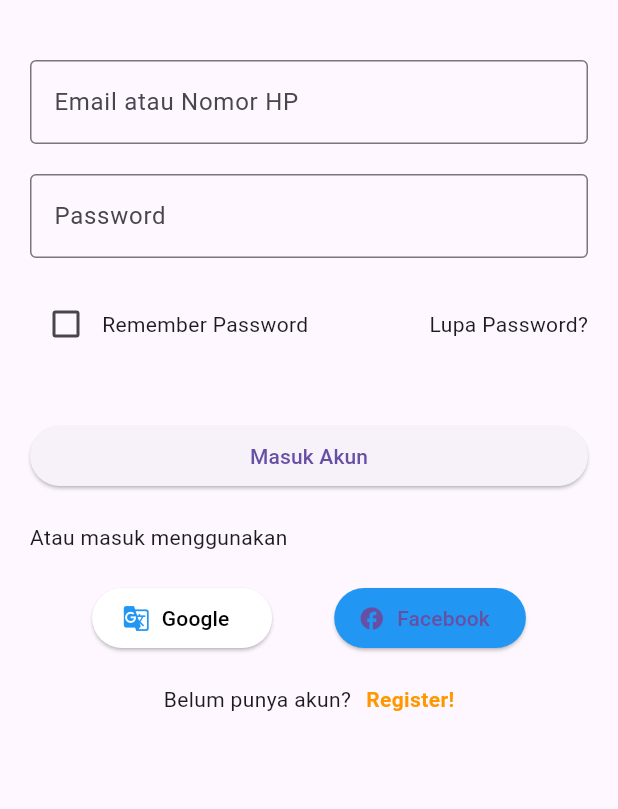
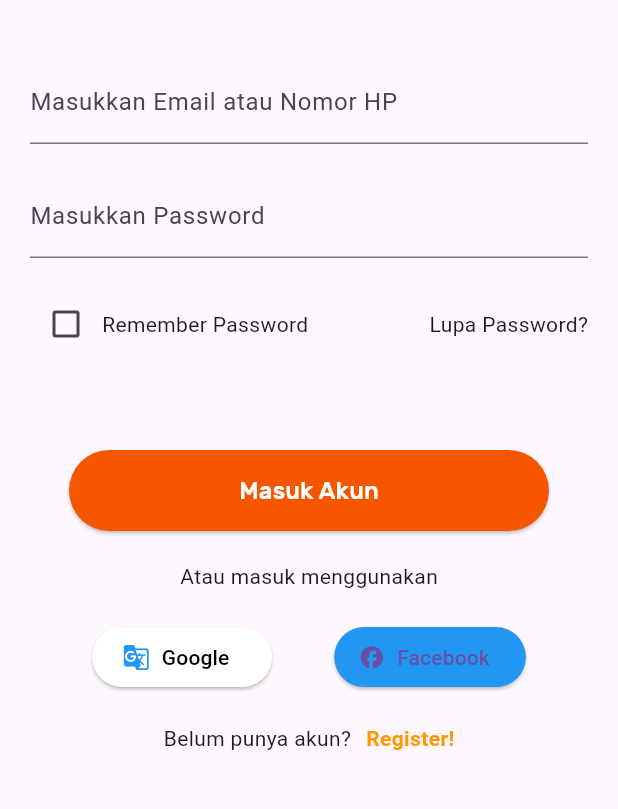
Before and after one commit to sourcery-ai-experiments/unishare_mobile, a Flutter app: the screen it shows after launch, after a tap on "Masuk", on a phone screen of 412 x 824 dp, the part 180-989 px from its top. Run offline on Flutter 3.47's test engine with Material 3 defaults, Android fonts, the phone set to English and light mode, and no system bars; project files that could hold a hidden picture were left out.

Commit message:
[Satria][UI] - add button on login page"

```diff
--- a/lib/app/modules/auth/login/views/login_screen.dart
+++ b/lib/app/modules/auth/login/views/login_screen.dart
@@ -1,7 +1,8 @@
 import 'package:flutter/material.dart';
+import 'package:unishare_mobile/widgets/primary_button.dart';
 
 class LoginPage extends StatefulWidget {
-  const LoginPage({super.key});
+  const LoginPage({Key? key});
 
   @override
   State<LoginPage> createState() => _LoginPageState();
@@ -40,8 +41,8 @@ class _LoginPageState extends State<LoginPage> {
               TextField(
                 controller: _emailController,
                 decoration: const InputDecoration(
-                  labelText: 'Email atau Nomor HP',
-                  border: OutlineInputBorder(),
+                  labelText: 'Masukkan Email atau Nomor HP',
+                  border: UnderlineInputBorder(),
                 ),
               ),
               const SizedBox(height: 20.0),
@@ -49,8 +50,8 @@ class _LoginPageState extends State<LoginPage> {
                 controller: _passwordController,
                 obscureText: true,
                 decoration: const InputDecoration(
-                  labelText: 'Password',
-                  border: OutlineInputBorder(),
+                  labelText: 'Masukkan Password',
+                  border: UnderlineInputBorder(),
                 ),
               ),
               const SizedBox(height: 20.0),
@@ -70,17 +71,17 @@ class _LoginPageState extends State<LoginPage> {
                 ],
               ),
               const SizedBox(height: 40.0),
-              ElevatedButton(
-                onPressed: () {},
-                style: ElevatedButton.styleFrom(
-                  minimumSize: const Size(double.infinity, 40.0),
+              Center(
+                child: Column(
+                  children: [
+                    PrimaryButton("Masuk Akun", onPressed: () {}),
+                    const SizedBox(height: 20.0),
+                    const Text(
+                      'Atau masuk menggunakan',
+                      textAlign: TextAlign.justify,
+                    ),
+                  ],
                 ),
-                child: const Text('Masuk Akun'),
-              ),
-              const SizedBox(height: 20.0),
-              const Text(
-                'Atau masuk menggunakan',
-                textAlign: TextAlign.center,
               ),
               const SizedBox(height: 20.0),
               Row(
```
